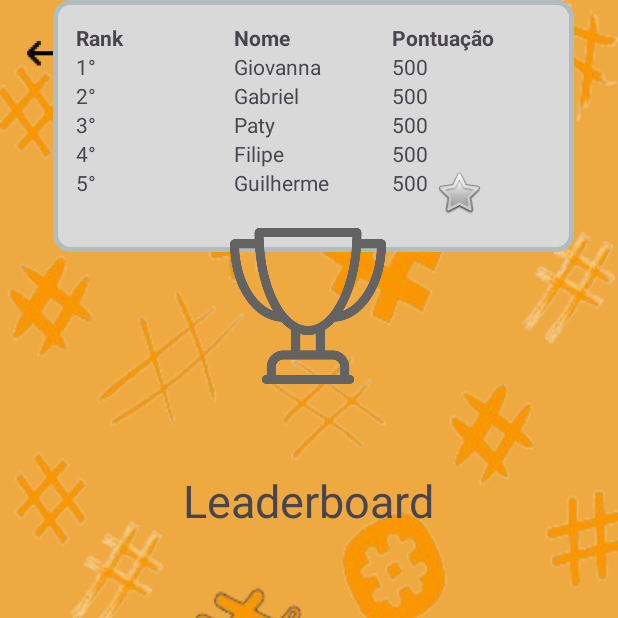
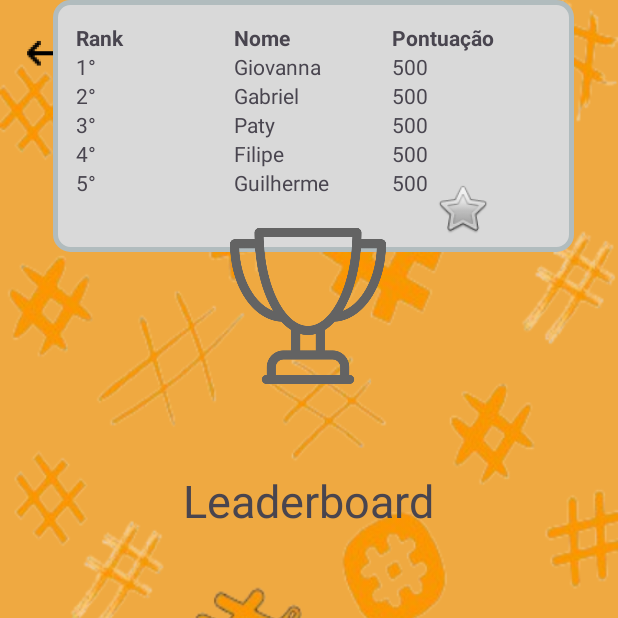
Before and after one commit to GabrielLima07/Jogo-da-velha-2, an Android app: the Ranking screen opened directly, with no data from a screen before it, on a phone screen of 412 x 824 dp, the top half of it. Run offline under Robolectric (Android 15) with nearby library versions, the phone set to English and light mode, and no system bars; libraries missing offline, so code that uses them is left out: com.parse; 4 statements that could not run were skipped.

Commit message:
Update activity_ranking.xml

```diff
--- a/app/src/main/res/layout/activity_ranking.xml
+++ b/app/src/main/res/layout/activity_ranking.xml
@@ -15,13 +15,13 @@
 
         <ImageView
             android:id="@+id/imageViewRankIcon"
-            android:layout_width="33dp"
-            android:layout_height="34dp"
+            android:layout_width="38dp"
+            android:layout_height="38dp"
             android:layout_marginEnd="4dp"
             app:layout_constraintBottom_toTopOf="@+id/linearLayout"
             app:layout_constraintEnd_toStartOf="@+id/textViewLeaderboard"
             app:layout_constraintTop_toBottomOf="@+id/imageViewTrophy"
-            app:layout_constraintVertical_bias="0.49"
+            app:layout_constraintVertical_bias="0.463"
             app:srcCompat="@android:drawable/btn_star" />
 
         <ImageButton
@@ -259,14 +259,15 @@
 
         <ImageView
             android:id="@+id/imageViewStarIcon"
-            android:layout_width="33dp"
-            android:layout_height="34dp"
-            android:layout_marginEnd="60dp"
+            android:layout_width="38dp"
+            android:layout_height="38dp"
+            android:layout_marginEnd="4dp"
             app:layout_constraintBottom_toTopOf="@+id/linearLayout"
             app:layout_constraintEnd_toEndOf="parent"
             app:layout_constraintHorizontal_bias="0.0"
             app:layout_constraintStart_toEndOf="@+id/textViewLeaderboard"
             app:layout_constraintTop_toBottomOf="@+id/imageViewTrophy"
+            app:layout_constraintVertical_bias="0.463"
             app:srcCompat="@android:drawable/btn_star" />
 
         <TextView
```
